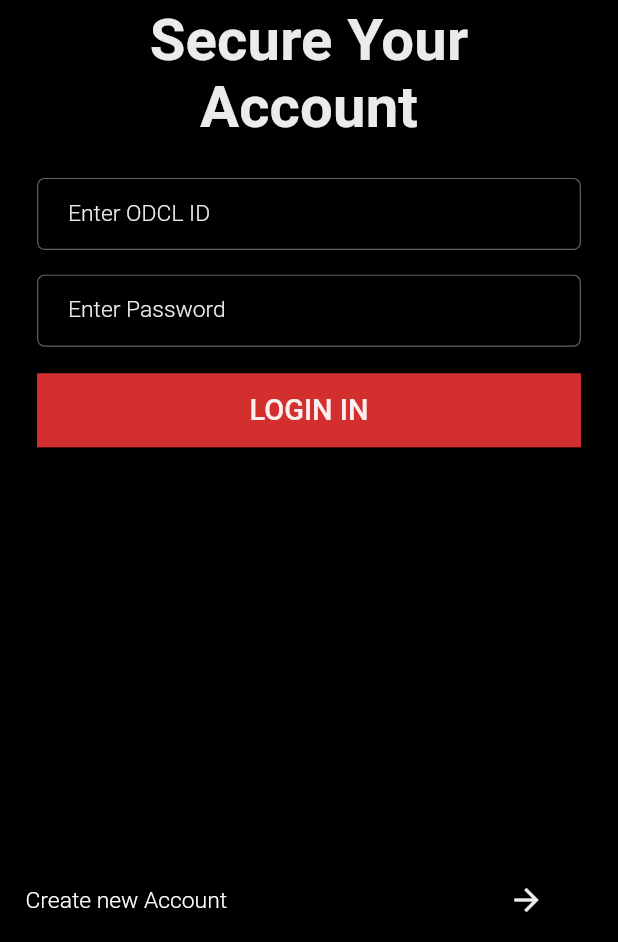
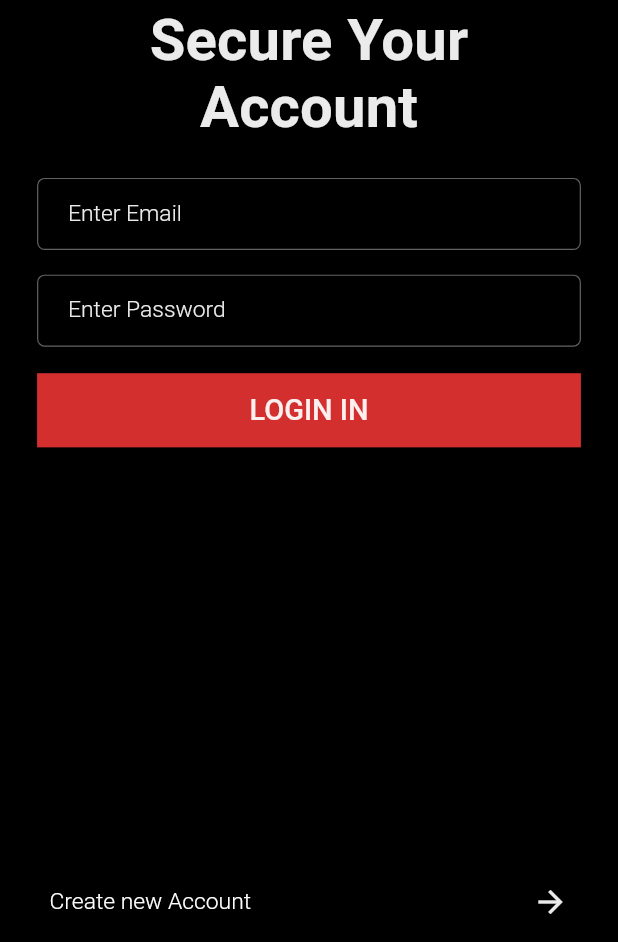
Before and after one commit to sayeedodcl/oneauth, a Flutter app: the screen it shows after launch, on a phone screen of 412 x 824 dp, the part 294-1236 px from its top. Run offline on Flutter 3.47's test engine with Material 2 defaults, Android fonts, the phone set to English and light mode, and no system bars; our stand-ins replace circular_countdown_timer, get, hive, hive_flutter, responsive_sizer, simple_circular_progress_bar; missing offline and left inert: circular_timer, dart:html, flutter_timer_countdown, ntp, otp, qr_code_scanner and 1 more; accounts and stored records are empty.

Commit message:
login registration 2

```diff
--- /dev/null
+++ b/lib/utilits/styles.dart
@@ -0,0 +1,37 @@
+import 'package:flutter/material.dart';
+import 'package:get/get.dart';
+import 'package:oneauth/utilits/themes/color_data.dart';
+import 'package:oneauth/utilits/themes/font_data.dart';
+
+class Styles {
+  static showToastSucces(m, context) =>
+      ScaffoldMessenger.of(context).showSnackBar(
+        SnackBar(
+          content: Text(
+            m.toString(),
+            style: FontDatas.h4regular(ColorsData.white),
+          ),
+          backgroundColor: Colors.green,
+        ),
+      );
+  static showToastWarning(m, context) =>
+      ScaffoldMessenger.of(context).showSnackBar(
+        SnackBar(
+          content: Text(
+            m.toString(),
+            style: FontDatas.h4regular(ColorsData.bgcolor),
+          ),
+          backgroundColor: Colors.yellowAccent,
+        ),
+      );
+  static showToastError(m, context) =>
+      ScaffoldMessenger.of(context).showSnackBar(
+        SnackBar(
+          content: Text(
+            m.toString(),
+            style: FontDatas.h4regular(ColorsData.white),
+          ),
+          backgroundColor: Colors.red,
+        ),
+      );
+}
--- a/lib/views/screens/auth/oneTimeLogin.dart
+++ b/lib/views/screens/auth/oneTimeLogin.dart
@@ -4,8 +4,10 @@ import 'package:get/get.dart';
 import 'package:get/get_core/src/get_main.dart';
 import 'package:ntp/ntp.dart';
 import 'package:oneauth/utilits/db/hive.dart';
+import 'package:oneauth/utilits/styles.dart';
 import 'package:oneauth/utilits/themes/color_data.dart';
 import 'package:oneauth/utilits/themes/font_data.dart';
+import 'package:oneauth/views/screens/auth/resgistration.dart';
 import 'package:oneauth/views/screens/dashboard/main_dashboard.dart';
 import 'package:oneauth/views/screens/dashboard/otpscan.dart';
 import 'package:otp/otp.dart';
@@ -99,6 +101,7 @@ class _OneTimeLoginState extends State<OneTimeLogin> {
       body: SafeArea(
         child: Padding(
           padding: EdgeInsets.symmetric(horizontal: 6.w),
+          child: SingleChildScrollView(
             child: Column(
               children: [
                 // /*****************
@@ -160,7 +163,24 @@ class _OneTimeLoginState extends State<OneTimeLogin> {
                   height: 4.3.w,
                 ),
                 /************************* button for login *************************** */
-              Container(
+                GestureDetector(
+                  onTap: () {
+                    try {
+                      if (userid.text.isNotEmpty && password.text.isNotEmpty) {
+                        Styles.showToastSucces(
+                            "Login success welcome sir", context);
+                      } else {
+                        Styles.showToastError("Field can't be empty", context);
+                        Get.to(
+                          MainDashboard(),
+                        );
+                      }
+                    } catch (e) {
+                      print(e);
+                    }
+                  },
+                  /************************************ login button ************************************ */
+                  child: Container(
                     width: 100.w,
                     height: 6.h,
                     alignment: Alignment.center,
@@ -169,8 +189,10 @@ class _OneTimeLoginState extends State<OneTimeLogin> {
                       "Login In".toUpperCase(),
                       style: FontDatas.h2regular(ColorsData.white),
                     ),
+                  ),
                 )
               ],
+            ),
           ),
         ),
       ),
@@ -178,22 +200,24 @@ class _OneTimeLoginState extends State<OneTimeLogin> {
       /*************************
        * ********navigato to dashboard *****
        * ************** */
-      floatingActionButton: Padding(
-        padding: EdgeInsets.symmetric(horizontal: 4.h),
+      bottomNavigationBar: Padding(
+        padding: EdgeInsets.symmetric(horizontal: 4.h, vertical: 15),
         child: GestureDetector(
           onTap: () {
             try {
               if (userid.text.isNotEmpty && password.text.isNotEmpty) {
-                Get.snackbar("Login success", "welcome sir");
+                Styles.showToastSucces("Login success welcome sir", context);
               } else {
                 Get.to(
-                  MainDashboard(),
+                  Registration(),
                 );
               }
             } catch (e) {
               print(e);
             }
           },
+
+          /****************************************************** sign Up UI ********************* */
           child: Row(
             mainAxisAlignment: MainAxisAlignment.spaceBetween,
             children: [
@@ -229,7 +253,7 @@ class _OneTimeLoginState extends State<OneTimeLogin> {
           decoration: InputDecoration(
             contentPadding:
                 EdgeInsets.symmetric(horizontal: 5.w, vertical: 0.h),
-            labelText: "Enter ODCL ID",
+            labelText: "Enter Email",
             labelStyle: FontDatas.h3Normal(ColorsData.white),
             border: const OutlineInputBorder(
               borderSide: BorderSide(color: Colors.white54, width: 1),
--- a/lib/views/screens/auth/resgistration.dart
+++ b/lib/views/screens/auth/resgistration.dart
@@ -3,6 +3,7 @@ import 'package:get/get.dart';
 import 'package:get/get_core/src/get_main.dart';
 import 'package:oneauth/utilits/themes/color_data.dart';
 import 'package:oneauth/utilits/themes/font_data.dart';
+import 'package:oneauth/views/screens/auth/oneTimeLogin.dart';
 import 'package:oneauth/views/screens/dashboard/main_dashboard.dart';
 import 'package:responsive_sizer/responsive_sizer.dart';
 
@@ -101,7 +102,7 @@ class _RegistrationState extends State<Registration> {
                 alignment: Alignment.center,
                 color: Colors.red[700],
                 child: Text(
-                  "Login In".toUpperCase(),
+                  "SignUp".toUpperCase(),
                   style: FontDatas.h2regular(ColorsData.white),
                 ),
               )
@@ -125,13 +126,14 @@ class _RegistrationState extends State<Registration> {
                 /***************************************** server check************************* */
               } else {
                 Get.to(
-                  MainDashboard(),
+                  OneTimeLogin(),
                 );
               }
             } catch (e) {
               print(e);
             }
           },
+          /****************************** back area ****************** */
           child: Row(
             mainAxisAlignment: MainAxisAlignment.spaceBetween,
             children: [
```
Also changed, not shown: lib/controllers/user_controller.dart (+9 -12 lines), lib/views/screens/dashboard/main_dashboard.dart (+5 -2 lines). Lines whose indentation alone changed are shown as unchanged.
